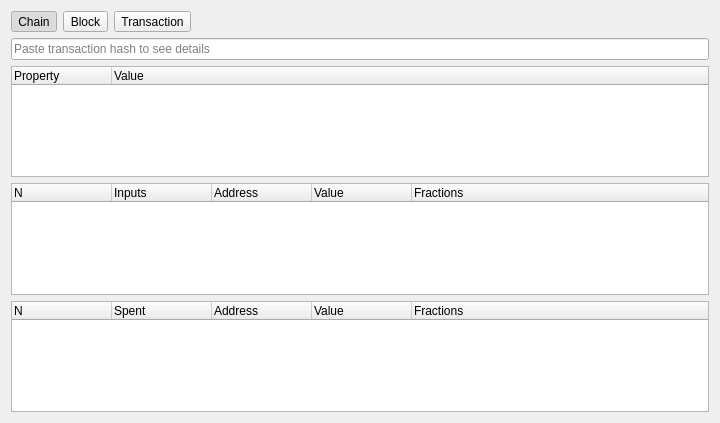
This is src/qt/forms/blockchainpage.ui in bitbaymarket/bitbay-core as Qt 5 draws it before an edit. The edited form follows.
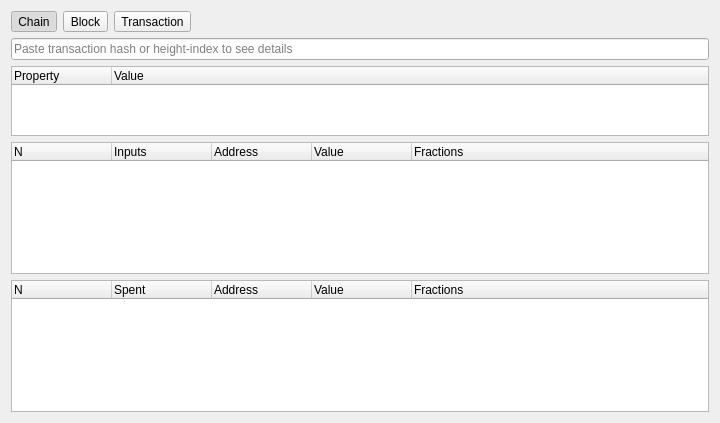
This is the edited form. The open tabs and pages were chosen to show the change.

Diff of the .ui file:
```diff
--- a/src/qt/forms/blockchainpage.ui
+++ b/src/qt/forms/blockchainpage.ui
@@ -187,6 +187,12 @@
        </property>
        <item row="3" column="0">
         <widget class="QTreeWidget" name="txOutputs">
+         <property name="sizePolicy">
+          <sizepolicy hsizetype="Expanding" vsizetype="Expanding">
+           <horstretch>0</horstretch>
+           <verstretch>2</verstretch>
+          </sizepolicy>
+         </property>
          <property name="alternatingRowColors">
           <bool>true</bool>
          </property>
@@ -231,6 +237,12 @@
        </item>
        <item row="2" column="0">
         <widget class="QTreeWidget" name="txInputs">
+         <property name="sizePolicy">
+          <sizepolicy hsizetype="Expanding" vsizetype="Expanding">
+           <horstretch>0</horstretch>
+           <verstretch>2</verstretch>
+          </sizepolicy>
+         </property>
          <property name="alternatingRowColors">
           <bool>true</bool>
          </property>
@@ -275,6 +287,12 @@
        </item>
        <item row="1" column="0">
         <widget class="QTreeWidget" name="txValues">
+         <property name="sizePolicy">
+          <sizepolicy hsizetype="Expanding" vsizetype="Expanding">
+           <horstretch>0</horstretch>
+           <verstretch>1</verstretch>
+          </sizepolicy>
+         </property>
          <property name="alternatingRowColors">
           <bool>true</bool>
          </property>
@@ -305,7 +323,7 @@
        <item row="0" column="0">
         <widget class="QLineEdit" name="lineTx">
          <property name="placeholderText">
-          <string>Paste transaction hash to see details</string>
+          <string>Paste transaction hash or height-index to see details</string>
          </property>
         </widget>
        </item>
```
